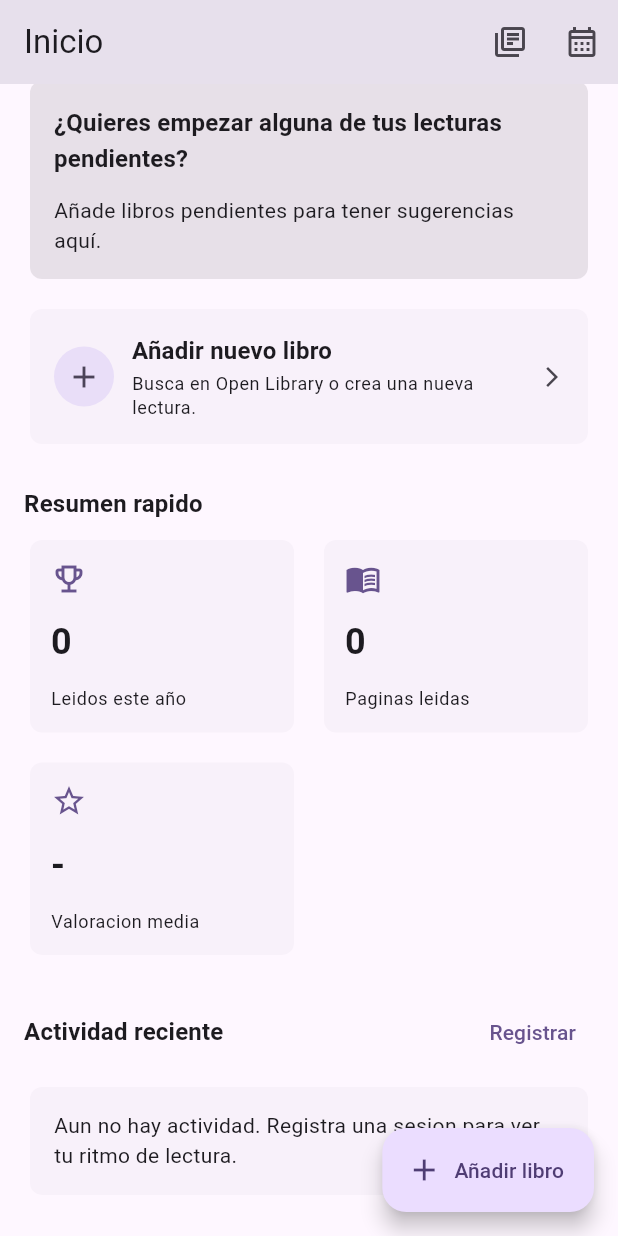
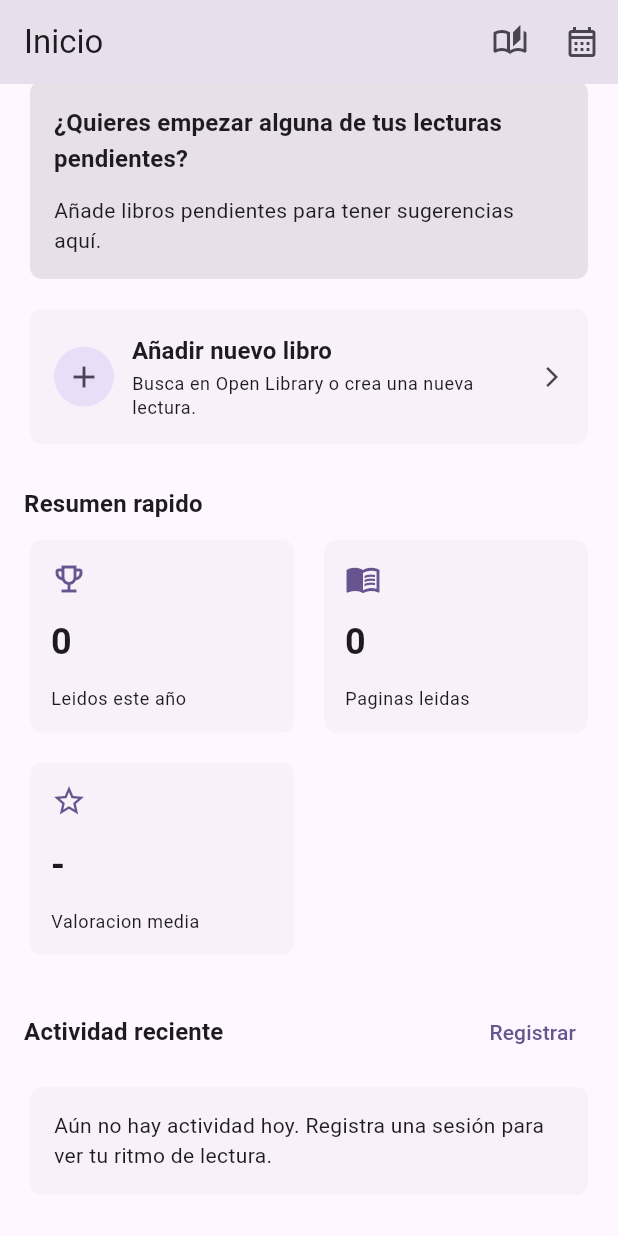
Before and after one commit to PatriciaAlEs/App-Libros-Flutter, a Flutter app: the screen it shows after launch, scrolled down 70 dp, on a phone screen of 412 x 824 dp. Run offline on Flutter 3.47's test engine with Material 3 defaults, Android fonts, the light colour scheme and no system bars; our stand-ins replace drift, flutter_riverpod; accounts and stored records are empty; generated files the repository leaves out were written again.

Commit message:
Prioritize reading books and recent activity

```diff
--- a/reading_tracker/lib/features/home/presentation/screens/home_screen.dart
+++ b/reading_tracker/lib/features/home/presentation/screens/home_screen.dart
@@ -18,13 +18,10 @@ class HomeScreen extends ConsumerWidget {
     final booksAsync = ref.watch(booksProvider);
     final statsAsync = ref.watch(statsProvider);
     final today = DateTime.now();
+    final todayStart = DateTime(today.year, today.month, today.day);
     final recentActivityRange = DateRange(
-      start: DateTime.fromMillisecondsSinceEpoch(0),
-      end: DateTime(
-        today.year,
-        today.month,
-        today.day,
-      ).add(const Duration(days: 1)),
+      start: todayStart,
+      end: todayStart.add(const Duration(days: 1)),
     );
     final recentSessionsAsync = ref.watch(
       readingSessionsForRangeProvider(recentActivityRange),
@@ -36,7 +33,7 @@ class HomeScreen extends ConsumerWidget {
         actions: [
           IconButton(
             tooltip: 'Ver biblioteca',
-            icon: const Icon(Icons.library_books_outlined),
+            icon: const Icon(Icons.auto_stories_outlined),
             onPressed: () => Navigator.pushNamed(context, '/books'),
           ),
           IconButton(
@@ -123,12 +120,6 @@ class HomeScreen extends ConsumerWidget {
             ),
           );
         },
-      ),
-      floatingActionButton: FloatingActionButton.extended(
-        tooltip: 'Añadir libro',
-        onPressed: () => _openAddBook(context),
-        icon: const Icon(Icons.add),
-        label: const Text('Añadir libro'),
       ),
     );
   }
@@ -847,26 +838,33 @@ class _RecentActivityList extends StatelessWidget {
   Widget build(BuildContext context) {
     final recentSessions = [...sessions]
       ..sort((a, b) => b.createdAt.compareTo(a.createdAt));
-    final visibleSessions = recentSessions.take(5).toList();
 
-    if (visibleSessions.isEmpty) {
+    if (recentSessions.isEmpty) {
       return Card(
         elevation: 0,
         shape: RoundedRectangleBorder(borderRadius: BorderRadius.circular(8)),
         child: const Padding(
           padding: EdgeInsets.all(16),
           child: Text(
-            'Aun no hay actividad. Registra una sesion para ver tu ritmo de lectura.',
+            'Aún no hay actividad hoy. Registra una sesión para ver tu ritmo de lectura.',
           ),
         ),
       );
     }
 
-    return Column(
-      children: [
-        for (final session in visibleSessions)
-          _ActivityTile(session: session, book: booksById[session.bookId]),
-      ],
+    return ConstrainedBox(
+      constraints: const BoxConstraints(maxHeight: 320),
+      child: ListView.builder(
+        shrinkWrap: true,
+        itemCount: recentSessions.length,
+        itemBuilder: (context, index) {
+          final session = recentSessions[index];
+          return _ActivityTile(
+            session: session,
+            book: booksById[session.bookId],
+          );
+        },
+      ),
     );
   }
 }
```
Also changed, not shown: reading_tracker/lib/features/books/presentation/screens/books_list_screen.dart (+16 -2 lines).
